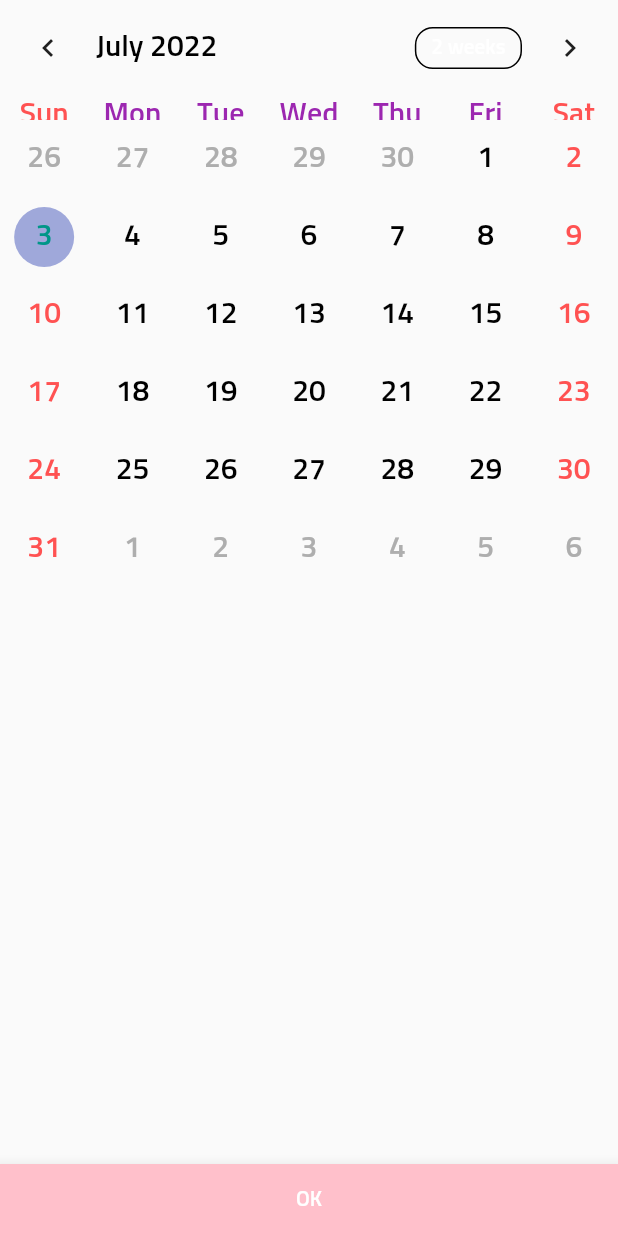
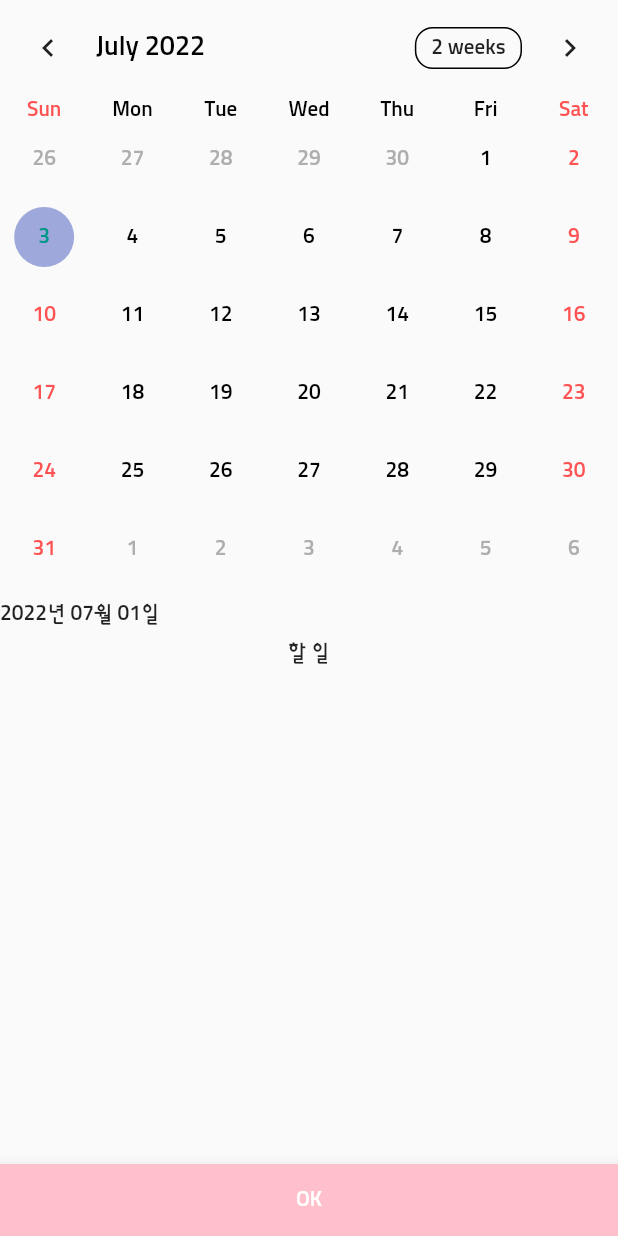
Before and after one commit to cys0926/amugeona, a Flutter app: the screen it shows after launch, after a tap on the "calendar month" icon, on a phone screen of 412 x 824 dp. Run offline on Flutter 3.47's test engine with Material 2 defaults, Android fonts, the phone set to English and light mode, and no system bars; drawn by our look-alikes of table_calendar; our stand-ins replace firebase_core, fluttertoast, get; missing offline and left inert: flutter_rounded_date_picker; accounts and stored records are empty.

Commit message:
03-calendar

```diff
--- a/lib/calendar_scheduler/calendar_page.dart
+++ b/lib/calendar_scheduler/calendar_page.dart
@@ -1,16 +1,17 @@
+import 'package:amugeona/component/today_banner.dart';
 import 'package:amugeona/const/colors.dart';
 import 'package:flutter/material.dart';
 
 import '../component/calender.dart';
 
-class calendarPage extends StatefulWidget {
-  const calendarPage({Key? key}) : super(key: key);
+class CalendarPage extends StatefulWidget {
+  const CalendarPage({Key? key}) : super(key: key);
 
   @override
-  State<calendarPage> createState() => _calendarPageState();
+  State<CalendarPage> createState() => _CalendarPageState();
 }
 
-class _calendarPageState extends State<calendarPage> {
+class _CalendarPageState extends State<CalendarPage> {
   @override
   Widget build(BuildContext context) {
     return Scaffold(
@@ -28,6 +29,10 @@ class _calendarPageState extends State<calendarPage> {
         child: Column(
           children: [
             Calender(),
+            SizedBox(height: 8.0),
+            TodayBanner(),
+            SizedBox(height: 8.0),
+            ScheduleList(),
           ],
         ),
       ),
@@ -38,3 +43,13 @@ class _calendarPageState extends State<calendarPage> {
     Navigator.pop(context);
   }
 }
+
+class ScheduleList extends StatelessWidget {
+  const ScheduleList({Key? key}) : super(key: key);
+
+  @override
+  Widget build(BuildContext context) {
+    return Container(child: Text('할 일'),
+    );
+  }
+}
--- a/lib/component/calender.dart
+++ b/lib/component/calender.dart
@@ -11,10 +11,13 @@ class Calender extends StatelessWidget {
       firstDay: DateTime(2000),
       lastDay: DateTime(2100),
       headerStyle: const HeaderStyle(
-        titleTextStyle: TextStyle(color: Colors.black),
+        titleTextStyle: TextStyle(
+          color: Colors.black,
+          fontSize: 18.0,
+        ),
       ),
       daysOfWeekStyle: const DaysOfWeekStyle(
-        weekdayStyle: TextStyle(color: Colors.purple),
+        weekdayStyle: TextStyle(color: Colors.black),
         weekendStyle: TextStyle(color: Colors.redAccent),
       ),
       calendarStyle: const CalendarStyle(
@@ -24,7 +27,7 @@ class Calender extends StatelessWidget {
           ),
           todayTextStyle: TextStyle(color: Colors.teal),
           weekendTextStyle: TextStyle(color: Colors.redAccent),
-      defaultTextStyle: TextStyle(color: Colors.black)),
+          defaultTextStyle: TextStyle(color: Colors.black)),
     );
   }
 }
--- /dev/null
+++ b/lib/component/today_banner.dart
@@ -0,0 +1,14 @@
+import 'package:flutter/material.dart';
+
+class TodayBanner extends StatelessWidget {
+  const TodayBanner({Key? key}) : super(key: key);
+
+  @override
+  Widget build(BuildContext context) {
+    return Container(
+      child: Row(
+        children: [Text('2022년 07월 01일'),],
+      )
+    );
+  }
+}
--- /dev/null
+++ b/lib/const/fonts.dart
@@ -0,0 +1,29 @@
+import 'package:amugeona/const/colors.dart';
+import 'package:flutter/material.dart';
+
+const CalendarDateTextStyle = TextStyle(
+    fontSize: 16.0,
+    color: Colors.black54,
+    fontFamily: "Sunflower",
+    fontWeight: FontWeight.w500);
+
+const CalendarMainTextStyle = TextStyle(
+  fontSize: 30.0,
+  color: Colors.white,
+  fontWeight: FontWeight.w500,
+  fontFamily: "Sunflower",
+);
+
+const CalendarSubTextStyle = TextStyle(
+  fontSize: 25.0,
+  color: PRIMARY_COLOR,
+  fontFamily: "Sunflower",
+  fontWeight: FontWeight.w700,
+);
+
+const CalendarButtonTextStyle = TextStyle(
+  fontSize: 20.0,
+  color: Colors.black54,
+  fontWeight: FontWeight.w700,
+  fontFamily: "Sunflower",
+);
--- a/lib/main.dart
+++ b/lib/main.dart
@@ -17,26 +17,6 @@ void main() async {
     GetMaterialApp(
       theme: ThemeData(
         fontFamily: 'sunflower',
-        textTheme: const TextTheme(
-          headline1: TextStyle(
-            color: Colors.white,
-            fontFamily: 'parisienne',
-            fontSize: 80.0,
-          ),
-          headline2: TextStyle(
-            color: Colors.white,
-            fontSize: 50.0,
-            fontWeight: FontWeight.w700,
-          ),
-          bodyText1: TextStyle(
-            color: Colors.white,
-            fontSize: 30.0,
-          ),
-          bodyText2: TextStyle(
-            color: Colors.white,
-            fontSize: 20.0,
-          ),
-        ),
       ),
       debugShowCheckedModeBanner: false,
       home: const HomeScreen(),
--- a/lib/screen/home_screen.dart
+++ b/lib/screen/home_screen.dart
@@ -1,9 +1,9 @@
 import 'package:amugeona/const/colors.dart';
+import 'package:amugeona/const/fonts.dart';
 import 'package:flutter/material.dart';
 import 'package:flutter_rounded_date_picker/flutter_rounded_date_picker.dart';
 import 'package:fluttertoast/fluttertoast.dart';
 import 'package:get/get.dart';
-
 import '../calendar_scheduler/calendar_page.dart';
 
 class HomeScreen extends StatefulWidget {
@@ -16,7 +16,7 @@ class HomeScreen extends StatefulWidget {
 }
 
 class _HomeScreenState extends State<HomeScreen> {
-  final selectedDate = DateTime(
+  DateTime selectedDate = DateTime(
     DateTime.now().year,
     DateTime.now().month,
     DateTime.now().day,
@@ -33,6 +33,7 @@ class _HomeScreenState extends State<HomeScreen> {
             onHeartPressed: onHeartPressed,
             onPicturePressed: onPicturePressed,
             onDatePressed: onDatePressed,
+            selectedDate: selectedDate,
           ),
         ],
       ),
@@ -40,30 +41,7 @@ class _HomeScreenState extends State<HomeScreen> {
   }
 
   onHeartPressed() async {
-    const CalendarDateTextStyle = TextStyle(
-        fontSize: 16.0,
-        color: Colors.black54,
-        fontFamily: "Sunflower",
-        fontWeight: FontWeight.w500);
-    const CalendarMainTextStyle = TextStyle(
-      fontSize: 30.0,
-      color: Colors.white,
-      fontWeight: FontWeight.w500,
-      fontFamily: "Sunflower",
-    );
-    const CalendarSubTextStyle = TextStyle(
-      fontSize: 25.0,
-      color: PRIMARY_COLOR,
-      fontFamily: "Sunflower",
-      fontWeight: FontWeight.w700,
-    );
-    const CalendarButtonTextStyle = TextStyle(
-      fontSize: 20.0,
-      color: Colors.black54,
-      fontWeight: FontWeight.w700,
-      fontFamily: "Sunflower",
-    );
-    DateTime? selectedDate = await showRoundedDatePicker(
+    DateTime? newSelectedDate = await showRoundedDatePicker(
       context: context,
       fontFamily: "Sunflower",
       initialDate: DateTime.now(),
@@ -108,6 +86,11 @@ class _HomeScreenState extends State<HomeScreen> {
         ),
       ),
     );
+
+    if(newSelectedDate != null){setState(() {
+
+      selectedDate = newSelectedDate;
+    });}
   }
 
   void onPicturePressed() {
@@ -115,7 +98,7 @@ class _HomeScreenState extends State<HomeScreen> {
   }
 
   void onDatePressed() {
-   Get.to(calendarPage());
+   Get.to(CalendarPage());
   }
 }
 
@@ -137,11 +120,13 @@ class _TopPart extends StatelessWidget {
   final VoidCallback onDatePressed;
   final VoidCallback onPicturePressed;
   final VoidCallback onHeartPressed;
+  final DateTime selectedDate;
 
   const _TopPart({
     required this.onPicturePressed,
     required this.onDatePressed,
     required this.onHeartPressed,
+    required this.selectedDate,
     Key? key,
   }) : super(key: key);
 
@@ -162,11 +147,18 @@ class _TopPart extends StatelessWidget {
                 onPressed: onHeartPressed,
                 iconData: Icons.favorite,
               ),
-              Text('D+${DateTime(
-                    now.year,
-                    now.month,
-                    now.day,
-                  ).difference(DateTime.now()).inDays + 1}'),
+              Text(
+                'D+${DateTime(
+                      now.year,
+                      now.month,
+                      now.day,
+                    ).difference(selectedDate).inDays + 1}',
+                style: TextStyle(
+                  fontSize: 20.0,
+                  color: Colors.white,
+                  fontWeight: FontWeight.w500,
+                ),
+              ),
             ],
           ),
           Row(
```
